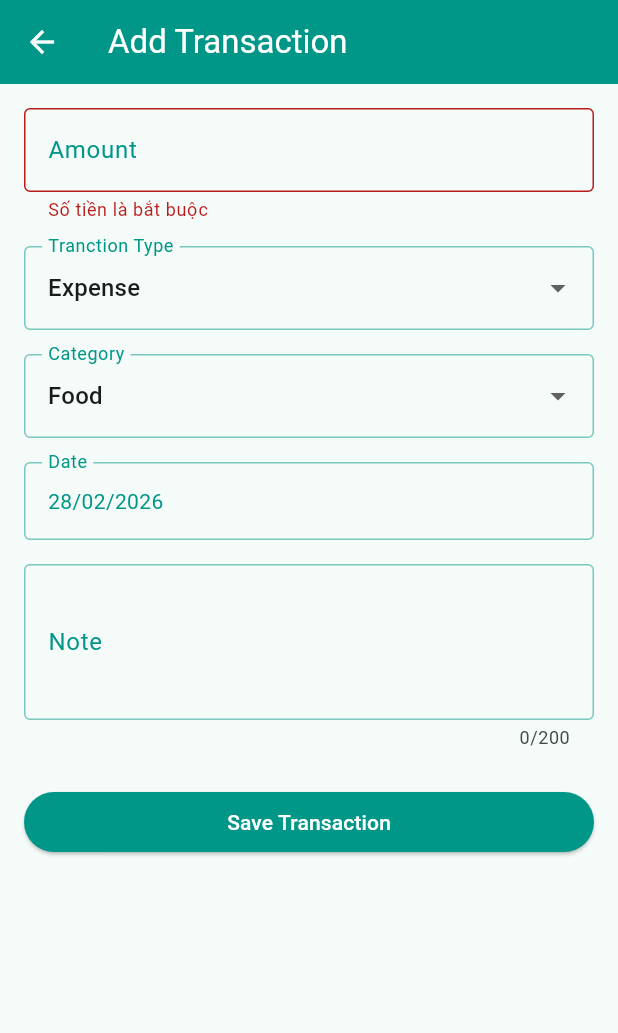
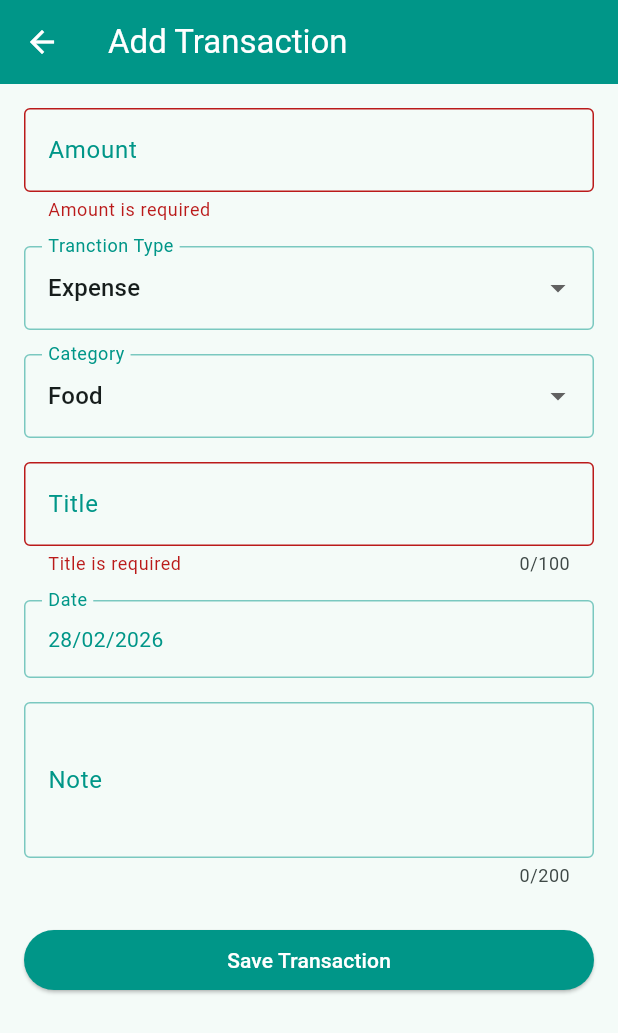
Before and after one commit to Minh08012005/SmartSpender, a Flutter app: the AddTransactionScreen screen opened directly, after a tap on "Save Transaction", on a phone screen of 412 x 824 dp. Shown: the top 1033 px of the screen. Run offline on Flutter 3.47's test engine with Material 3 defaults, Android fonts, the phone set to English and light mode, and no system bars; our stand-ins replace dio, shared_preferences, shimmer; accounts and stored records are empty.

Commit message:
feat(edit-transaction-clean): add title field, implement updateTransaction and UI for edit/add

```diff
--- a/mobile/lib/data/models/transaction_model.dart
+++ b/mobile/lib/data/models/transaction_model.dart
@@ -50,7 +50,7 @@ class TransactionModel {
       id: json['_id'] ?? json['id'] ?? '',
       amount: _parseAmount(json['amount']),
       category: _normalizeCategory(json['category'], parsedType),
-      title: json['title'] ?? 'No Title',
+      title: json['title'] ?? '',
       date: _parseDate(json['date']),
       note: _parseNote(json['note']),
       type: parsedType,
--- a/mobile/lib/features/auth/widgets/edit_transaction_form.dart
+++ b/mobile/lib/features/auth/widgets/edit_transaction_form.dart
@@ -9,6 +9,7 @@ class EditTransactionForm extends StatefulWidget {
     super.key,
     required this.formKey,
     required this.amountController,
+    required this.titleController,
     required this.noteController,
     required this.showValidationErrors,
     required this.selectedType,
@@ -21,11 +22,13 @@ class EditTransactionForm extends StatefulWidget {
     required this.onPickDate,
     required this.onSubmit,
     required this.validateAmount,
+    required this.validateTitle,
     required this.validateNote,
   });
 
   final GlobalKey<FormState> formKey;
   final TextEditingController amountController;
+  final TextEditingController titleController;
   final TextEditingController noteController;
   final bool showValidationErrors;
   final TransactionType selectedType;
@@ -38,6 +41,7 @@ class EditTransactionForm extends StatefulWidget {
   final VoidCallback onPickDate;
   final VoidCallback onSubmit;
   final String? Function(String?) validateAmount;
+  final String? Function(String?) validateTitle;
   final String? Function(String?) validateNote;
 
   @override
@@ -96,8 +100,20 @@ class _EditTransactionFormState extends State<EditTransactionForm> {
                 validator: widget.validateAmount,
               ),
               const SizedBox(height: 16),
+              TextFormField(
+                controller: widget.titleController,
+                maxLength: 100,
+                decoration: const InputDecoration(
+                  labelText: 'Title',
+                  hintText: 'e.g. Lunch with friends',
+                  border: OutlineInputBorder(),
+                ),
+                validator: widget.validateTitle,
+              ),
+              const SizedBox(height: 16),
               DropdownButtonFormField<TransactionType>(
-                value: widget.selectedType,
+                key: ValueKey(widget.selectedType),
+                initialValue: widget.selectedType,
                 decoration: const InputDecoration(
                   labelText: 'Transaction Type',
                   border: OutlineInputBorder(),
--- a/mobile/lib/screens/add_transaction_screen.dart
+++ b/mobile/lib/screens/add_transaction_screen.dart
@@ -16,6 +16,7 @@ class AddTransactionScreen extends StatefulWidget {
 class _AddTransactionScreenState extends State<AddTransactionScreen> {
   final _formKey = GlobalKey<FormState>();
   final _amountController = TextEditingController();
+  final _titleController = TextEditingController();
   final _noteController = TextEditingController();
 
   TransactionType _selectedType = TransactionType.expense;
@@ -32,6 +33,7 @@ class _AddTransactionScreenState extends State<AddTransactionScreen> {
   @override
   void dispose() {
     _amountController.dispose();
+    _titleController.dispose();
     _noteController.dispose();
     super.dispose();
   }
@@ -73,18 +75,18 @@ class _AddTransactionScreenState extends State<AddTransactionScreen> {
 
   String? _validateAmount(String? value) {
     if (value == null || value.trim().isEmpty) {
-      return 'Số tiền là bắt buộc';
+      return 'Amount is required';
     }
 
     final amount = _parseAmount(value);
     if (amount == null) {
-      return 'Số tiền không hợp lệ';
+      return 'Invalid amount';
     }
     if (amount <= 0) {
-      return 'Số tiền phải lớn hơn 0';
+      return 'Amount must be greater than 0';
     }
     if (amount > TransactionModel.maxAmount) {
-      return 'Số tiền không được vượt quá 1 tỷ';
+      return 'Amount must not exceed 1 billion';
     }
 
     return null;
@@ -93,18 +95,29 @@ class _AddTransactionScreenState extends State<AddTransactionScreen> {
   String? _validateNote(String? value) {
     if (value == null || value.isEmpty) return null;
     if (value.length > TransactionModel.maxNoteLength) {
-      return 'Ghi chú tối đa 200 ký tự';
+      return 'Note must not exceed 200 characters';
     }
 
     return null;
   }
 
+  String? _validateTitle(String? value) {
+    final title = value?.trim() ?? '';
+    if (title.isEmpty) {
+      return 'Title is required';
+    }
+    if (title.length > 100) {
+      return 'Title must not exceed 100 characters';
+    }
+    return null;
+  }
+
   String? _validateCategory(String? value) {
     if (value == null || value.isEmpty) {
-      return 'Danh mục là bắt buộc';
+      return 'Category is required';
     }
     if (!TransactionModel.isCategoryValid(_selectedType, value)) {
-      return 'Danh mục không hợp lệ với loại giao dịch';
+      return 'Category is not valid for selected transaction type';
     }
 
     return null;
@@ -121,12 +134,7 @@ class _AddTransactionScreenState extends State<AddTransactionScreen> {
       amount: amount,
       type: _selectedType,
       category: _selectedCategory,
-      title: _noteController.text.trim().isNotEmpty
-          ? _noteController.text.trim()
-          : (_selectedCategory.isNotEmpty
-                ? _selectedCategory[0].toUpperCase() +
-                      _selectedCategory.substring(1)
-                : ''),
+      title: _titleController.text.trim(),
       date: _selectedDate ?? DateTime.now(),
       note: _noteController.text.trim(),
     );
@@ -138,7 +146,7 @@ class _AddTransactionScreenState extends State<AddTransactionScreen> {
 
     if (success) {
       ScaffoldMessenger.of(context).showSnackBar(
-        const SnackBar(content: Text('Thêm giao dịch thành công')),
+        const SnackBar(content: Text('Transaction added successfully')),
       );
       Navigator.pop(context, true);
       return;
@@ -147,7 +155,7 @@ class _AddTransactionScreenState extends State<AddTransactionScreen> {
     ScaffoldMessenger.of(context).showSnackBar(
       SnackBar(
         content: Text(
-          provider.error.isEmpty ? 'Không thể thêm giao dịch' : provider.error,
+          provider.error.isEmpty ? 'Failed to add transaction' : provider.error,
         ),
       ),
     );
@@ -252,6 +260,17 @@ class _AddTransactionScreenState extends State<AddTransactionScreen> {
                       validator: _validateCategory,
                     ),
                     const SizedBox(height: 16),
+                    TextFormField(
+                      controller: _titleController,
+                      maxLength: 100,
+                      decoration: const InputDecoration(
+                        labelText: 'Title',
+                        hintText: 'e.g. Lunch with friends',
+                        border: OutlineInputBorder(),
+                      ),
+                      validator: _validateTitle,
+                    ),
+                    const SizedBox(height: 16),
                     InkWell(
                       onTap: _pickDate,
                       child: InputDecorator(
--- a/mobile/lib/screens/edit_transaction_screen.dart
+++ b/mobile/lib/screens/edit_transaction_screen.dart
@@ -18,6 +18,7 @@ class EditTransactionScreen extends StatefulWidget {
 class _EditTransactionScreenState extends State<EditTransactionScreen> {
   final _formKey = GlobalKey<FormState>();
   final _amountController = TextEditingController();
+  final _titleController = TextEditingController();
   final _noteController = TextEditingController();
   bool _showValidationErrors = false;
 
@@ -39,12 +40,14 @@ class _EditTransactionScreenState extends State<EditTransactionScreen> {
         ? transaction.amount.toStringAsFixed(0)
         : transaction.amount.toStringAsFixed(2);
     _amountController.text = formatted;
+    _titleController.text = transaction.title;
     _noteController.text = transaction.note;
   }
 
   @override
   void dispose() {
     _amountController.dispose();
+    _titleController.dispose();
     _noteController.dispose();
     super.dispose();
   }
@@ -119,6 +122,17 @@ class _EditTransactionScreenState extends State<EditTransactionScreen> {
     return null;
   }
 
+  String? _validateTitle(String? value) {
+    final title = value?.trim() ?? '';
+    if (title.isEmpty) {
+      return 'Title is required';
+    }
+    if (title.length > 100) {
+      return 'Title must not exceed 100 characters';
+    }
+    return null;
+  }
+
   Future<void> _submit() async {
     final provider = context.read<TransactionProvider>();
     if (provider.isLoading) return;
@@ -147,6 +161,7 @@ class _EditTransactionScreenState extends State<EditTransactionScreen> {
       amount: amount,
       type: _selectedType,
       category: _selectedCategory,
+      title: _titleController.text.trim(),
       date: _selectedDate ?? DateTime.now(),
       note: _noteController.text.trim(),
     );
@@ -189,7 +204,7 @@ class _EditTransactionScreenState extends State<EditTransactionScreen> {
         inputDecorationTheme: baseTheme.inputDecorationTheme.copyWith(
           labelStyle: TextStyle(color: teal),
           enabledBorder: OutlineInputBorder(
-            borderSide: BorderSide(color: teal.withOpacity(0.5)),
+            borderSide: BorderSide(color: teal.withValues(alpha: 0.5)),
           ),
           focusedBorder: OutlineInputBorder(
             borderSide: BorderSide(color: teal, width: 2),
@@ -207,6 +222,7 @@ class _EditTransactionScreenState extends State<EditTransactionScreen> {
             return EditTransactionForm(
               formKey: _formKey,
               amountController: _amountController,
+              titleController: _titleController,
               noteController: _noteController,
               showValidationErrors: _showValidationErrors,
               selectedType: _selectedType,
@@ -219,6 +235,7 @@ class _EditTransactionScreenState extends State<EditTransactionScreen> {
               onPickDate: _pickDate,
               onSubmit: _submit,
               validateAmount: _validateAmount,
+              validateTitle: _validateTitle,
               validateNote: _validateNote,
             );
           },
--- a/mobile/lib/widgets/category_dropdown.dart
+++ b/mobile/lib/widgets/category_dropdown.dart
@@ -19,7 +19,8 @@ class CategoryDropdown extends StatelessWidget {
   @override
   Widget build(BuildContext context) {
     return DropdownButtonFormField<String>(
-      value: value,
+      key: ValueKey(Object.hash(value, Object.hashAll(categories))),
+      initialValue: value,
       decoration: InputDecoration(
         labelText: labelText,
         border: const OutlineInputBorder(),
```
